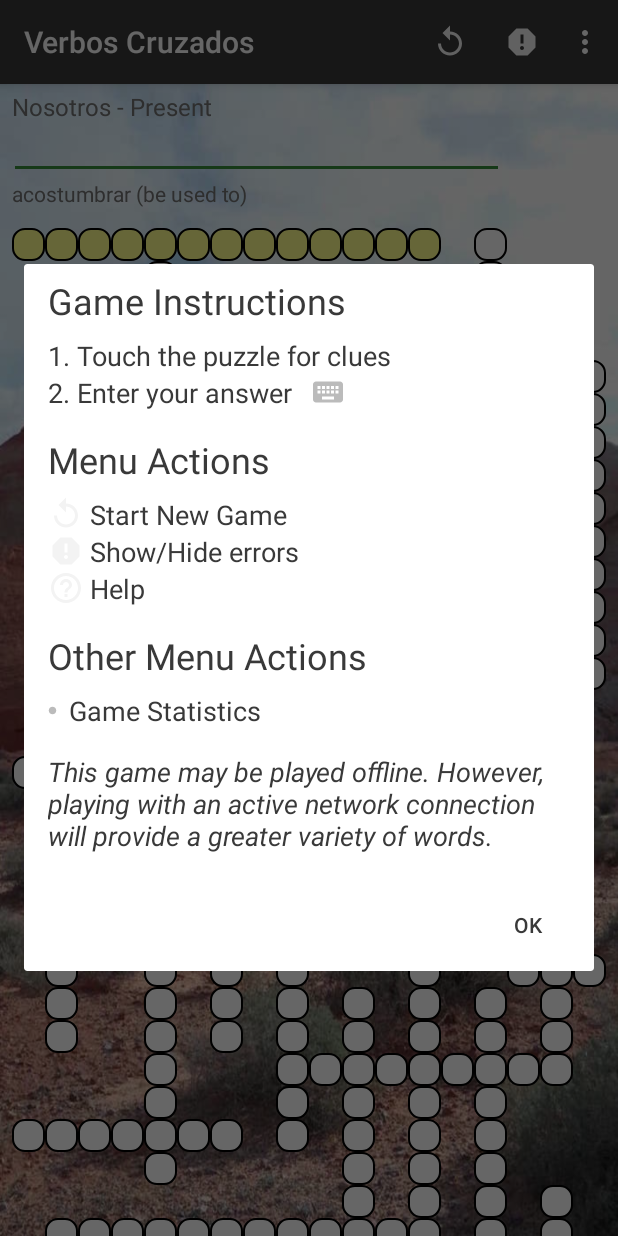
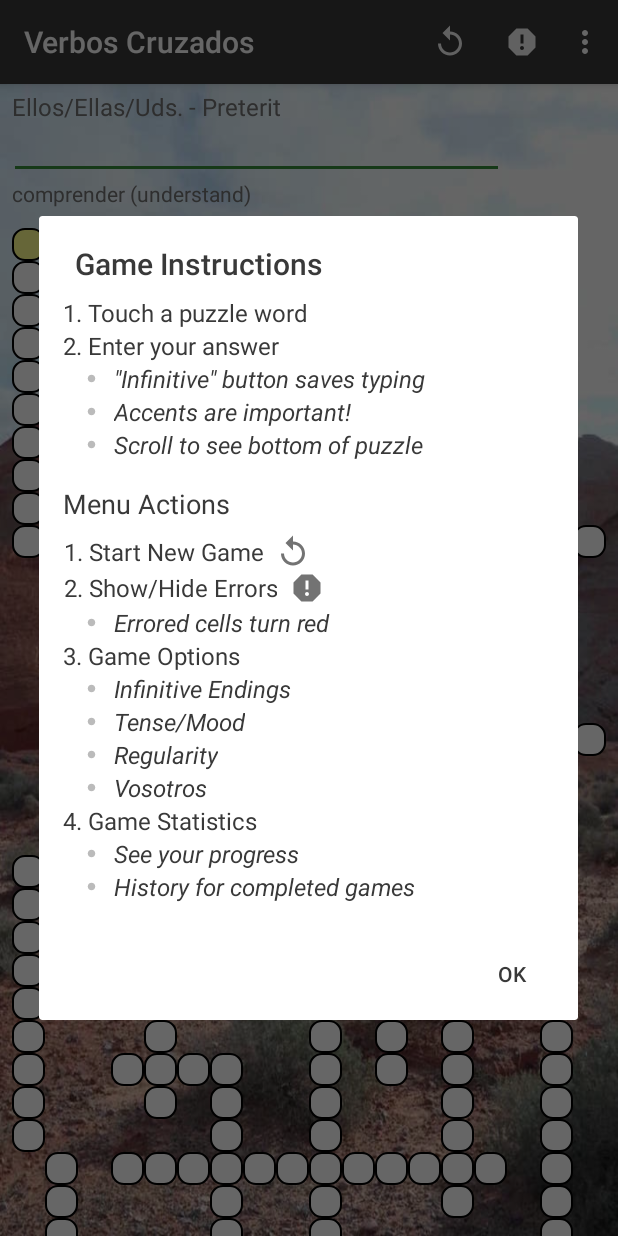
Before and after one commit to diana-seattle/verbos-cruzados, an Android app: the screen it shows after launch (MainActivity), in the options menu, after a tap on "Help", on a phone screen of 412 x 824 dp. Run offline under Robolectric (Android 15) with nearby library versions, the phone set to English and light mode, and no system bars; our stand-ins replace RxJava; 1 statement that could not run was skipped.

Commit message:
Implementing help screen, changing default game options, more verbs

```diff
--- a/feature/src/main/java/org/indiv/dls/games/verboscruzados/feature/MainActivity.kt
+++ b/feature/src/main/java/org/indiv/dls/games/verboscruzados/feature/MainActivity.kt
@@ -382,6 +382,7 @@ class MainActivity : AppCompatActivity(), AnswerFragment.AnswerListener, PuzzleF
 
     private fun showHelpDialog() {
         AlertDialog.Builder(this)
+                .setTitle(R.string.dialog_help_title)
                 .setView(R.layout.fragment_help_dialog)
                 .setPositiveButton(R.string.dialog_ok) { _, _ -> }
                 .show()
--- a/feature/src/main/java/org/indiv/dls/games/verboscruzados/feature/game/PersistenceHelper.kt
+++ b/feature/src/main/java/org/indiv/dls/games/verboscruzados/feature/game/PersistenceHelper.kt
@@ -154,12 +154,12 @@ class PersistenceHelper constructor(private val mContext: Context) {
     private fun setDefaults(): Map<String, *> {
         val editor = gameOptionPrefs.edit()
         InfinitiveEnding.values().forEach { editor.putBoolean(it.name, true) }
-        IrregularityCategory.values().forEach { editor.putBoolean(it.name, true) }
         SubjectPronoun.values().forEach { editor.putBoolean(it.name, true) }
-        editor.putBoolean(SubjectPronoun.VOSOTROS.name, false)
+        editor.putBoolean(SubjectPronoun.VOSOTROS.name, false) // all but vosotros
         editor.putBoolean(ConjugationType.PRESENT.name, true)
         editor.putBoolean(ConjugationType.PRETERIT.name, true)
         editor.putBoolean(ConjugationType.FUTURE.name, true)
+        editor.putBoolean(IrregularityCategory.REGULAR.name, true)
         editor.apply()
         return gameOptionPrefs.all.toMap()
     }
--- a/feature/src/main/java/org/indiv/dls/games/verboscruzados/feature/model/Verbs.kt
+++ b/feature/src/main/java/org/indiv/dls/games/verboscruzados/feature/model/Verbs.kt
@@ -160,6 +160,7 @@ val regularArVerbs = listOf(
         Verb("aspirar", "inhale"),
         Verb("asustar", "frighten"),
         Verb("atrapar", "catch"),
+        Verb("atar", "tie"),
         Verb("ayudar", "help"),
         Verb("bailar", "dance"),
         Verb("bajar", "go down"),
@@ -357,7 +358,7 @@ val spellingChangeArVerbs = listOf(
         Verb("pagar", "pay", irregularities = listOf(Irregularity.SPELLING_CHANGE_PHONETIC)),
         Verb("pescar", "fish", irregularities = listOf(Irregularity.SPELLING_CHANGE_PHONETIC)),
         Verb("picar", "sting, itch", irregularities = listOf(Irregularity.SPELLING_CHANGE_PHONETIC)),
-        Verb("practicar", "practicar", irregularities = listOf(Irregularity.SPELLING_CHANGE_PHONETIC)),
+        Verb("practicar", "practice", irregularities = listOf(Irregularity.SPELLING_CHANGE_PHONETIC)),
         Verb("propagar", "propagate", irregularities = listOf(Irregularity.SPELLING_CHANGE_PHONETIC)),
         Verb("provocar", "provoke, cause", irregularities = listOf(Irregularity.SPELLING_CHANGE_PHONETIC)),
         Verb("replicar", "reply", irregularities = listOf(Irregularity.SPELLING_CHANGE_PHONETIC)),
@@ -632,7 +633,7 @@ val stemChangeIrVerbs = listOf(
         Verb("hervir", "boil", irregularities = listOf(Irregularity.STEM_CHANGE_E_to_IE)),
         Verb("inferir", "infer", irregularities = listOf(Irregularity.STEM_CHANGE_E_to_IE)),
         Verb("interferir", "interfere", irregularities = listOf(Irregularity.STEM_CHANGE_E_to_IE)),
-        Verb("invertir", "invest", irregularities = listOf(Irregularity.STEM_CHANGE_E_to_IE)),
+        Verb("invertir", "invert, invest", irregularities = listOf(Irregularity.STEM_CHANGE_E_to_IE)),
         Verb("mentir", "lie", irregularities = listOf(Irregularity.STEM_CHANGE_E_to_IE)),
         Verb("preferir", "prefer", irregularities = listOf(Irregularity.STEM_CHANGE_E_to_IE)),
         Verb("referir", "refer", irregularities = listOf(Irregularity.STEM_CHANGE_E_to_IE)),
--- a/feature/src/main/res/drawable/ic_keyboard_24px.xml
+++ /dev/null
@@ -1,9 +0,0 @@
-<vector xmlns:android="http://schemas.android.com/apk/res/android"
-    android:width="24dp"
-    android:height="24dp"
-    android:viewportWidth="24"
-    android:viewportHeight="24">
-  <path
-      android:fillColor="#FF999999"
-      android:pathData="M20,5L4,5c-1.1,0 -1.99,0.9 -1.99,2L2,17c0,1.1 0.9,2 2,2h16c1.1,0 2,-0.9 2,-2L22,7c0,-1.1 -0.9,-2 -2,-2zM11,8h2v2h-2L11,8zM11,11h2v2h-2v-2zM8,8h2v2L8,10L8,8zM8,11h2v2L8,13v-2zM7,13L5,13v-2h2v2zM7,10L5,10L5,8h2v2zM16,17L8,17v-2h8v2zM16,13h-2v-2h2v2zM16,10h-2L14,8h2v2zM19,13h-2v-2h2v2zM19,10h-2L17,8h2v2z"/>
-</vector>
--- a/feature/src/main/res/drawable/ic_keyboard_24px_white.xml
+++ /dev/null
@@ -1,9 +0,0 @@
-<vector xmlns:android="http://schemas.android.com/apk/res/android"
-    android:width="24dp"
-    android:height="24dp"
-    android:viewportWidth="24"
-    android:viewportHeight="24">
-  <path
-      android:fillColor="#FFBBBBBB"
-      android:pathData="M20,5L4,5c-1.1,0 -1.99,0.9 -1.99,2L2,17c0,1.1 0.9,2 2,2h16c1.1,0 2,-0.9 2,-2L22,7c0,-1.1 -0.9,-2 -2,-2zM11,8h2v2h-2L11,8zM11,11h2v2h-2v-2zM8,8h2v2L8,10L8,8zM8,11h2v2L8,13v-2zM7,13L5,13v-2h2v2zM7,10L5,10L5,8h2v2zM16,17L8,17v-2h8v2zM16,13h-2v-2h2v2zM16,10h-2L14,8h2v2zM19,13h-2v-2h2v2zM19,10h-2L17,8h2v2z"/>
-</vector>
--- /dev/null
+++ b/feature/src/main/res/drawable/ic_replay_24px_gray.xml
@@ -0,0 +1,9 @@
+<vector xmlns:android="http://schemas.android.com/apk/res/android"
+    android:width="24dp"
+    android:height="24dp"
+    android:viewportWidth="24"
+    android:viewportHeight="24">
+  <path
+      android:fillColor="#FF737373"
+      android:pathData="M12,5V1L7,6l5,5V7c3.31,0 6,2.69 6,6s-2.69,6 -6,6 -6,-2.69 -6,-6H4c0,4.42 3.58,8 8,8s8,-3.58 8,-8 -3.58,-8 -8,-8z"/>
+</vector>
--- /dev/null
+++ b/feature/src/main/res/drawable/ic_report_24px_gray.xml
@@ -0,0 +1,9 @@
+<vector xmlns:android="http://schemas.android.com/apk/res/android"
+    android:width="24dp"
+    android:height="24dp"
+    android:viewportWidth="24"
+    android:viewportHeight="24">
+  <path
+      android:fillColor="#FF737373"
+      android:pathData="M15.73,3L8.27,3L3,8.27v7.46L8.27,21h7.46L21,15.73L21,8.27L15.73,3zM12,17.3c-0.72,0 -1.3,-0.58 -1.3,-1.3 0,-0.72 0.58,-1.3 1.3,-1.3 0.72,0 1.3,0.58 1.3,1.3 0,0.72 -0.58,1.3 -1.3,1.3zM13,13h-2L11,7h2v6z"/>
+</vector>
--- a/feature/src/main/res/layout/fragment_help_dialog.xml
+++ b/feature/src/main/res/layout/fragment_help_dialog.xml
@@ -12,33 +12,25 @@
         android:paddingStart="@dimen/default_margin"
         android:paddingTop="@dimen/half_margin">
 
-        <!-- instructions heading -->
-        <TextView
-            android:layout_width="wrap_content"
-            android:layout_height="wrap_content"
-            android:paddingBottom="@dimen/half_margin"
-            android:text="@string/dialog_help_title"
-            android:textColor="@color/soft_black"
-            android:textSize="@dimen/xx_large"/>
-
         <!-- step 1 -->
         <TextView
             android:layout_width="wrap_content"
             android:layout_height="wrap_content"
             android:text="@string/dialog_help_step1"
             android:textColor="@color/soft_black"
-            android:textSize="@dimen/large"/>
+            android:textSize="@dimen/medium"/>
 
         <!-- step 2 -->
         <TextView
             android:layout_width="wrap_content"
             android:layout_height="wrap_content"
-            android:drawablePadding="12dp"
-            android:drawableRight="@drawable/ic_keyboard_24px_white"
-            android:gravity="center_vertical"
             android:text="@string/dialog_help_step2"
             android:textColor="@color/soft_black"
-            android:textSize="@dimen/large"/>
+            android:textSize="@dimen/medium"/>
+        <TextView style="@style/helpBulletText"
+                  android:text="@string/dialog_help_infinitive_button"/>
+        <TextView style="@style/helpBulletText" android:text="@string/dialog_help_accents"/>
+        <TextView style="@style/helpBulletText" android:text="@string/dialog_help_scrolling"/>
 
         <!-- actions heading -->
         <TextView
@@ -48,72 +40,56 @@
             android:paddingTop="@dimen/default_margin"
             android:text="@string/dialog_help_actions"
             android:textColor="@color/soft_black"
-            android:textSize="@dimen/xx_large"/>
+            android:textSize="@dimen/large"/>
 
         <!-- starting new game -->
         <TextView
             android:layout_width="wrap_content"
             android:layout_height="wrap_content"
-            android:drawableLeft="@drawable/ic_replay_24px"
-            android:drawablePadding="4dp"
+            android:drawableEnd="@drawable/ic_replay_24px_gray"
+            android:drawablePadding="@dimen/half_margin"
             android:gravity="center"
             android:text="@string/dialog_help_startnewgame"
             android:textColor="@color/soft_black"
-            android:textSize="@dimen/large"/>
+            android:textSize="@dimen/medium"/>
 
         <!-- showing errors -->
         <TextView
             android:layout_width="wrap_content"
             android:layout_height="wrap_content"
-            android:drawableLeft="@drawable/ic_report_24px"
-            android:drawablePadding="4dp"
+            android:drawableEnd="@drawable/ic_report_24px_gray"
+            android:drawablePadding="@dimen/half_margin"
             android:gravity="center"
             android:text="@string/dialog_help_showerrors"
             android:textColor="@color/soft_black"
-            android:textSize="@dimen/large"/>
+            android:textSize="@dimen/medium"/>
+        <TextView style="@style/helpBulletText" android:text="@string/dialog_help_showerrors_desc"/>
 
-        <!-- showing help -->
+        <!-- showing game options -->
         <TextView
             android:layout_width="wrap_content"
             android:layout_height="wrap_content"
-            android:drawableLeft="@drawable/ic_help_24px"
-            android:drawablePadding="4dp"
-            android:gravity="center"
-            android:text="@string/dialog_help_showhelp"
+            android:text="@string/dialog_help_gameoptions"
             android:textColor="@color/soft_black"
-            android:textSize="@dimen/large"/>
+            android:textSize="@dimen/medium"/>
+        <TextView style="@style/helpBulletText"
+                  android:text="@string/dialog_help_gameoptions_infinitive_endings"/>
+        <TextView style="@style/helpBulletText"
+                  android:text="@string/dialog_help_gameoptions_tense_mood"/>
+        <TextView style="@style/helpBulletText"
+                  android:text="@string/dialog_help_gameoptions_regularity"/>
+        <TextView style="@style/helpBulletText"
+                  android:text="@string/dialog_help_gameoptions_vosotros"/>
 
-        <!-- menu heading -->
+        <!-- showing game stats -->
         <TextView
             android:layout_width="wrap_content"
             android:layout_height="wrap_content"
-            android:paddingBottom="@dimen/half_margin"
-            android:paddingTop="@dimen/default_margin"
-            android:text="@string/dialog_help_menu"
+            android:text="@string/dialog_help_gamestats"
             android:textColor="@color/soft_black"
-            android:textSize="@dimen/xx_large"/>
-
-        <!-- menu - stats -->
-        <TextView
-            android:layout_width="wrap_content"
-            android:layout_height="wrap_content"
-            android:drawableLeft="@drawable/ic_dot_24dp"
-            android:drawablePadding="@dimen/half_margin"
-            android:gravity="center"
-            android:text="@string/action_showstats"
-            android:textColor="@color/soft_black"
-            android:textSize="@dimen/large"/>
-
-        <!-- note about offline play -->
-        <TextView
-            android:layout_width="wrap_content"
-            android:layout_height="wrap_content"
-            android:maxWidth="600dp"
-            android:paddingTop="@dimen/default_margin"
-            android:text="@string/dialog_help_offline"
-            android:textColor="@color/soft_black"
-            android:textSize="@dimen/large"
-            android:textStyle="italic"/>
+            android:textSize="@dimen/medium"/>
+        <TextView style="@style/helpBulletText" android:text="@string/dialog_help_gamestats_desc1"/>
+        <TextView style="@style/helpBulletText" android:text="@string/dialog_help_gamestats_desc2"/>
 
     </LinearLayout>
 </ScrollView>
--- a/feature/src/main/res/layout/fragment_stats_dialog.xml
+++ b/feature/src/main/res/layout/fragment_stats_dialog.xml
@@ -5,6 +5,7 @@
               android:orientation="horizontal"
               android:paddingEnd="@dimen/default_margin"
               android:paddingStart="@dimen/default_margin"
+              android:paddingBottom="@dimen/half_margin"
               android:paddingTop="@dimen/default_margin">
 
     <!-- y-axis major headings -->
--- a/feature/src/main/res/values/strings.xml
+++ b/feature/src/main/res/values/strings.xml
@@ -25,14 +25,23 @@
 
     <!-- dialog text for help dialog-->
     <string name="dialog_help_title">Game Instructions</string>
-    <string name="dialog_help_step1">1. Touch the puzzle for clues</string>
+    <string name="dialog_help_step1">1. Touch a puzzle word</string>
     <string name="dialog_help_step2">2. Enter your answer</string>
+    <string name="dialog_help_infinitive_button">\"Infinitive\" button saves typing</string>
+    <string name="dialog_help_accents">Accents are important!</string>
+    <string name="dialog_help_scrolling">Scroll to see bottom of puzzle</string>
     <string name="dialog_help_actions">Menu Actions</string>
-    <string name="dialog_help_showhelp">Help</string>
-    <string name="dialog_help_startnewgame">Start New Game</string>
-    <string name="dialog_help_showerrors">Show/Hide errors</string>
-    <string name="dialog_help_menu">Other Menu Actions</string>
-    <string name="dialog_help_offline">This game may be played offline. However, playing with an active network connection will provide a greater variety of words.</string>
+    <string name="dialog_help_startnewgame">1. Start New Game</string>
+    <string name="dialog_help_showerrors">2. Show/Hide Errors</string>
+    <string name="dialog_help_gameoptions">3. Game Options</string>
+    <string name="dialog_help_gamestats">4. Game Statistics</string>
+    <string name="dialog_help_showerrors_desc">Errored cells turn red</string>
+    <string name="dialog_help_gameoptions_infinitive_endings">Infinitive Endings</string>
+    <string name="dialog_help_gameoptions_tense_mood">Tense/Mood</string>
+    <string name="dialog_help_gameoptions_regularity">Regularity</string>
+    <string name="dialog_help_gameoptions_vosotros">Vosotros</string>
+    <string name="dialog_help_gamestats_desc1">See your progress</string>
+    <string name="dialog_help_gamestats_desc2">History for completed games</string>
 
     <!-- dialog text for stats dialog-->
     <string name="dialog_stats_heading">Conjugation Coverage</string>
--- a/feature/src/main/res/values/styles.xml
+++ b/feature/src/main/res/values/styles.xml
@@ -60,4 +60,16 @@
         <item name="android:background">@color/pale_gray</item>
     </style>
 
+    <style name="helpBulletText">
+        <item name="android:layout_width">wrap_content</item>
+        <item name="android:layout_height">wrap_content</item>
+        <item name="android:layout_marginStart">@dimen/default_margin</item>
+        <item name="android:drawableLeft">@drawable/ic_dot_24dp</item>
+        <item name="android:drawablePadding">12dp</item>
+        <item name="android:textColor">@color/soft_black</item>
+        <item name="android:textSize">@dimen/medium</item>
+        <item name="android:textStyle">italic</item>
+
+    </style>
+
 </resources>
```
